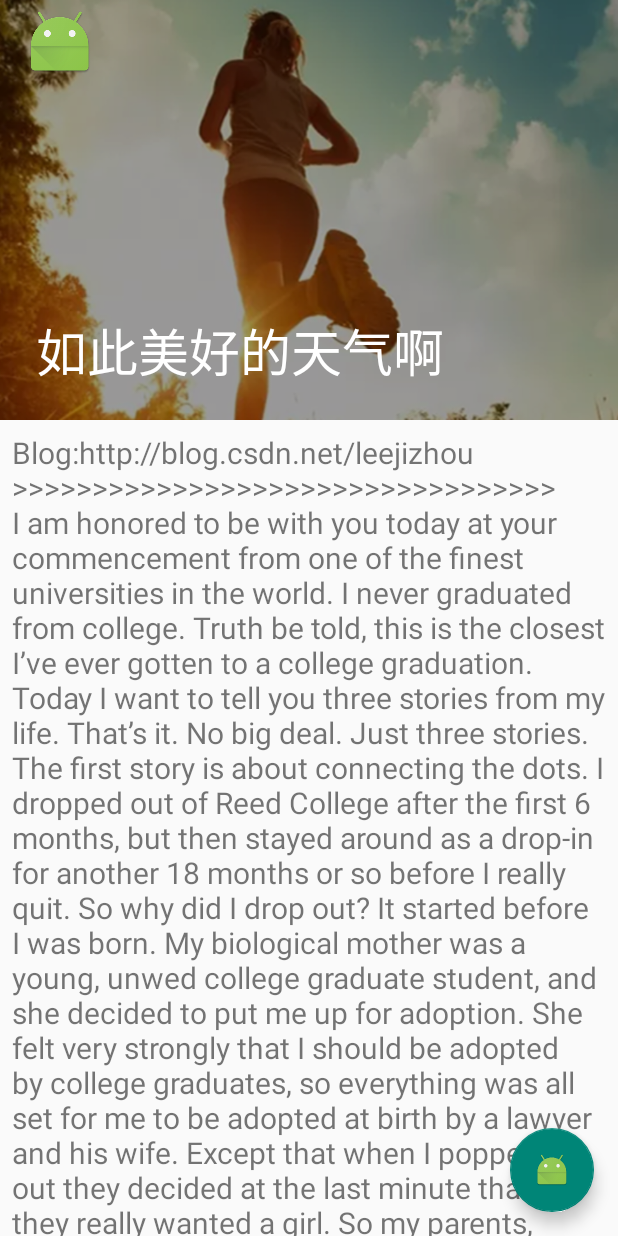
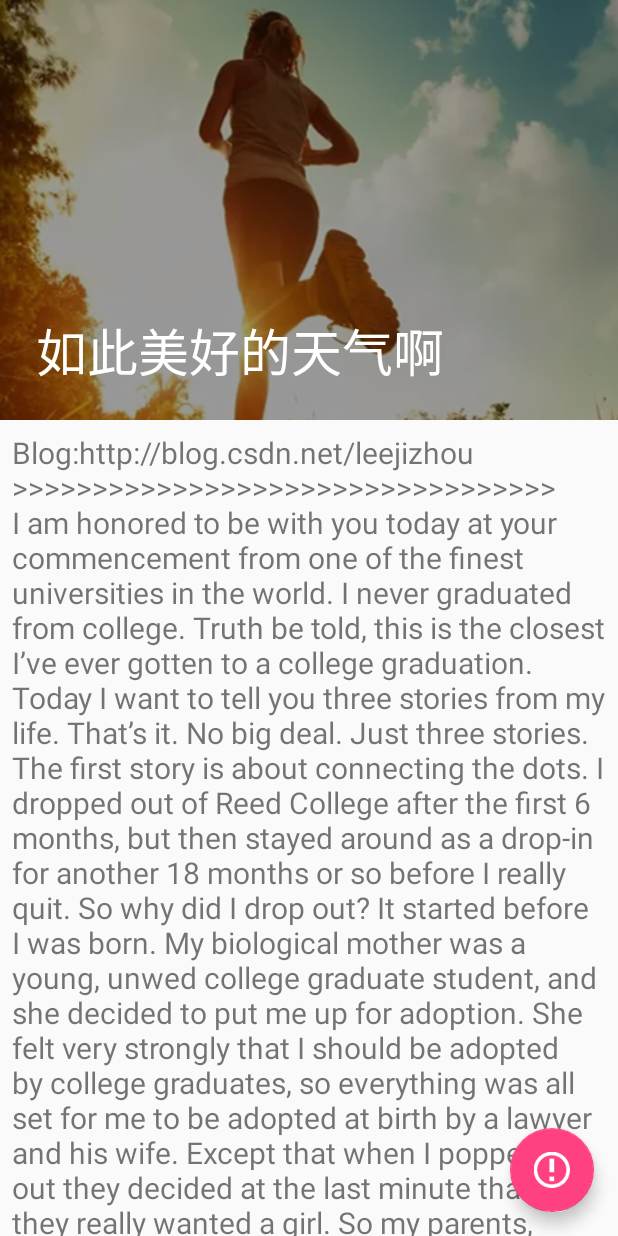
Before and after one commit to xxqxxy/ProgressShadeTest, an Android app: the CoordinatorLayoutActivity screen opened directly, with no data from a screen before it, on a phone screen of 412 x 824 dp. Run offline under Robolectric (Android 15) with nearby library versions, the phone set to English and light mode, and no system bars.

Commit message:
17.07.07 commit

```diff
--- a/app/src/main/res/layout/coord_layout.xml
+++ b/app/src/main/res/layout/coord_layout.xml
@@ -46,6 +46,7 @@
         android:layout_height="match_parent"
         android:fillViewport="true"
         android:fitsSystemWindows="true"
+        android:id="@+id/ns_view"
         app:layout_behavior="@string/appbar_scrolling_view_behavior"
         >
 
@@ -67,6 +68,8 @@
         android:layout_height="wrap_content"
         android:layout_gravity="end|bottom"
         android:layout_margin="16dp"
-        android:src="@mipmap/ic_launcher" />
+        app:backgroundTint="@color/colorAccent"
+        app:rippleColor="@color/colorAccent"
+        android:src="@mipmap/icon_about" />
 
 </android.support.design.widget.CoordinatorLayout>
--- a/app/src/main/res/values/styles.xml
+++ b/app/src/main/res/values/styles.xml
@@ -25,7 +25,7 @@
     </style>
     <style name="MyTheme" parent="Theme.AppCompat.Light.NoActionBar">
         <item name="android:windowFullscreen">true</item>
-        <item name="colorPrimary">@color/colorPrimary</item>
+        <item name="colorPrimary">@color/colorAccent</item>
     </style>
 
 </resources>
```
Also changed, not shown: app/src/main/java/com/xq/progress/progressshadeproject/CoordinatorLayoutActivity.java (+52 -3 lines), app/src/main/java/com/xq/progressproject/progressproject/utils/comFunction.java (added, +29 -0 lines), app/src/main/res/mipmap-xxhdpi/icon_about.png (added), app/src/main/res/mipmap-xxhdpi/icon_black_back.png (added).
